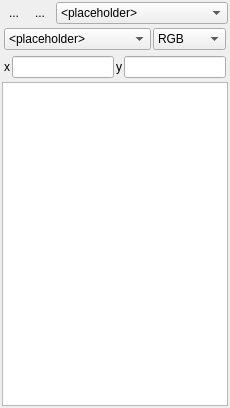
First picture: the form in qps/ui/cursorlocationinfodock.ui, repository EnMAP-Box/qgispluginsupport, before the edit.
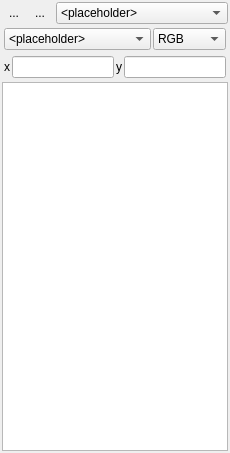
Second picture: the form after the edit. Icons and pictures are not drawn. Custom widgets are drawn as their Qt base class.

Commit message: speclibwidget - selected tableview rows remain with highlighted background, even with inactive widget focus (yeahh!)

What changed in the file:
```diff
--- a/qps/ui/cursorlocationinfodock.ui
+++ b/qps/ui/cursorlocationinfodock.ui
@@ -7,7 +7,7 @@
     <x>0</x>
     <y>0</y>
     <width>230</width>
-    <height>408</height>
+    <height>453</height>
    </rect>
   </property>
   <property name="windowIcon">
```
Left out of the diff: 12 changed lines with no effect on the pictures. The commit also changes 4 other files.
